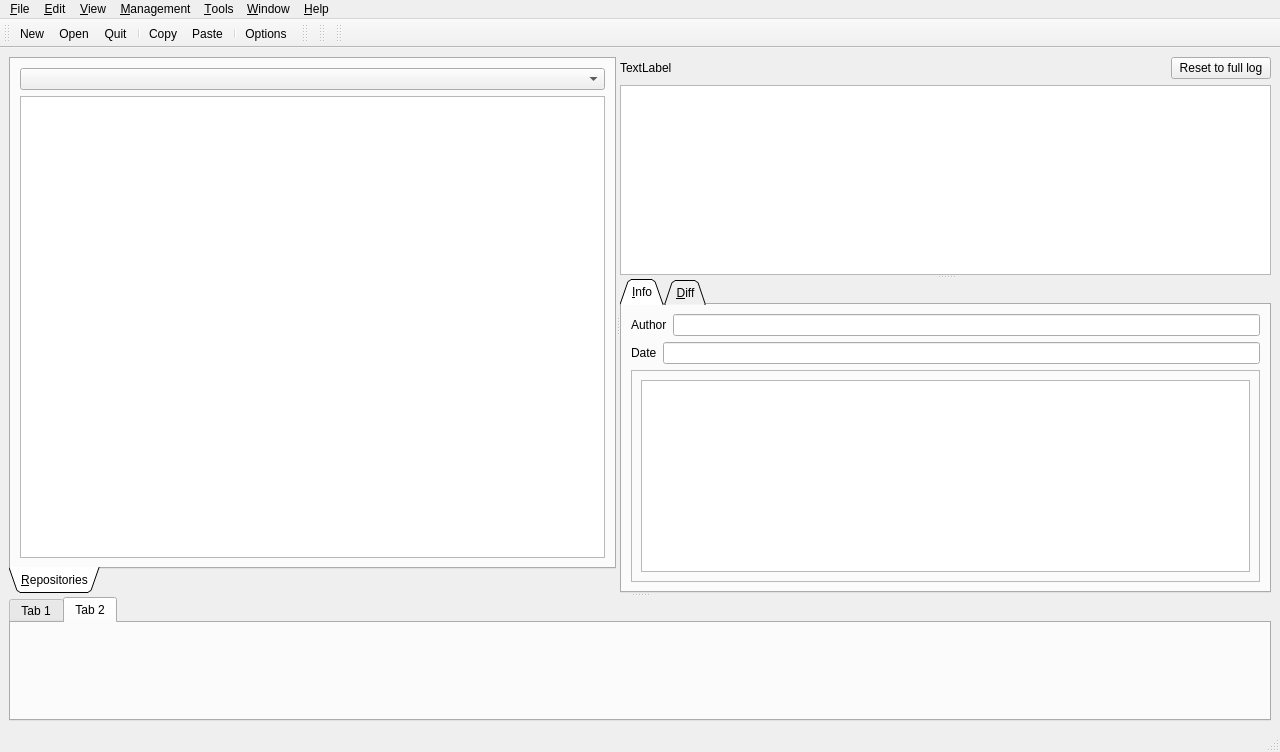
Old version of the form ui/mainwindow.ui in the repository bainonline/teamgit.
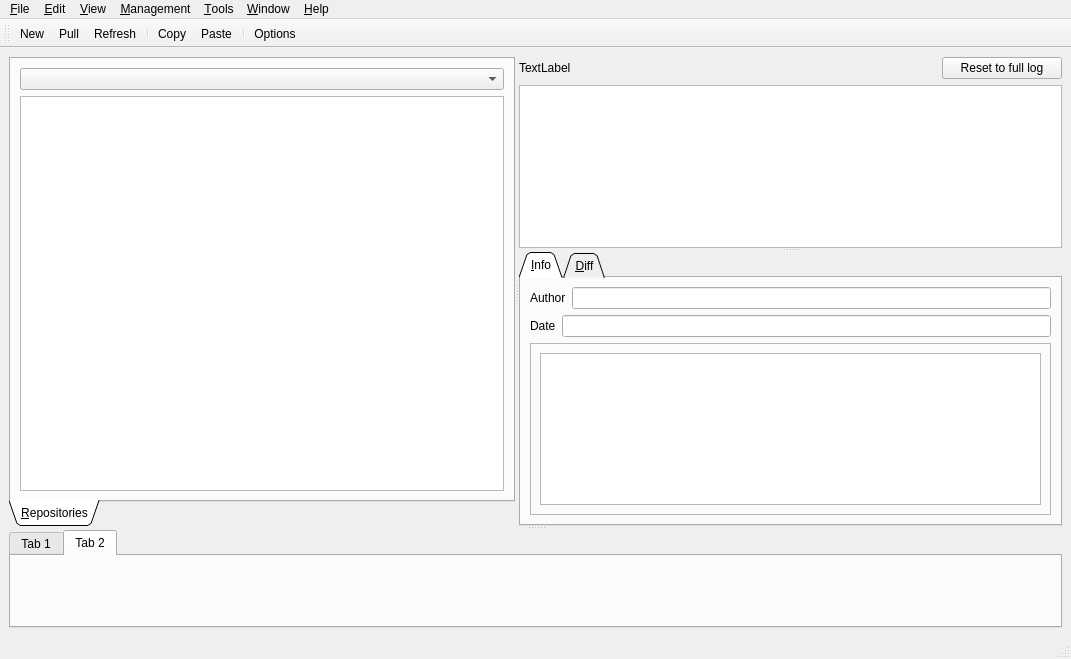
New version of the form.

```diff
--- a/ui/mainwindow.ui
+++ b/ui/mainwindow.ui
@@ -5,8 +5,8 @@
    <rect>
     <x>0</x>
     <y>0</y>
-    <width>1280</width>
-    <height>752</height>
+    <width>1071</width>
+    <height>659</height>
    </rect>
   </property>
   <property name="windowTitle" >
@@ -16,6 +16,14 @@
    <enum>Qt::LeftToRight</enum>
   </property>
   <widget class="QWidget" name="centralwidget" >
+   <property name="geometry" >
+    <rect>
+     <x>0</x>
+     <y>56</y>
+     <width>1071</width>
+     <height>581</height>
+    </rect>
+   </property>
    <layout class="QHBoxLayout" >
     <item>
      <widget class="QSplitter" name="horizontalSplitter2_2" >
@@ -49,6 +57,14 @@
          <number>0</number>
         </property>
         <widget class="QWidget" name="tab" >
+         <property name="geometry" >
+          <rect>
+           <x>0</x>
+           <y>0</y>
+           <width>498</width>
+           <height>429</height>
+          </rect>
+         </property>
          <attribute name="title" >
           <string>&amp;Repositories</string>
          </attribute>
@@ -79,6 +95,12 @@
             </item>
             <item>
              <widget class="QPushButton" name="ResetLogButton" >
+              <property name="minimumSize" >
+               <size>
+                <width>120</width>
+                <height>0</height>
+               </size>
+              </property>
               <property name="maximumSize" >
                <size>
                 <width>100</width>
@@ -140,6 +162,14 @@
            <number>0</number>
           </property>
           <widget class="QWidget" name="tab_3" >
+           <property name="geometry" >
+            <rect>
+             <x>0</x>
+             <y>0</y>
+             <width>541</width>
+             <height>241</height>
+            </rect>
+           </property>
            <attribute name="title" >
             <string>&amp;Info</string>
            </attribute>
@@ -158,7 +188,11 @@
                    </widget>
                   </item>
                   <item>
-                   <widget class="QLineEdit" name="commit_author" />
+                   <widget class="QLineEdit" name="commit_author" >
+                    <property name="readOnly" >
+                     <bool>true</bool>
+                    </property>
+                   </widget>
                   </item>
                  </layout>
                 </item>
@@ -172,7 +206,11 @@
                    </widget>
                   </item>
                   <item>
-                   <widget class="QLineEdit" name="commit_date" />
+                   <widget class="QLineEdit" name="commit_date" >
+                    <property name="readOnly" >
+                     <bool>true</bool>
+                    </property>
+                   </widget>
                   </item>
                  </layout>
                 </item>
@@ -188,7 +226,11 @@
                 </property>
                 <layout class="QHBoxLayout" >
                  <item>
-                  <widget class="QTextEdit" name="commit_log" />
+                  <widget class="QTextEdit" name="commit_log" >
+                   <property name="readOnly" >
+                    <bool>true</bool>
+                   </property>
+                  </widget>
                  </item>
                 </layout>
                </widget>
@@ -198,12 +240,24 @@
            </layout>
           </widget>
           <widget class="QWidget" name="tab_4" >
+           <property name="geometry" >
+            <rect>
+             <x>0</x>
+             <y>0</y>
+             <width>541</width>
+             <height>241</height>
+            </rect>
+           </property>
            <attribute name="title" >
             <string>&amp;Diff</string>
            </attribute>
            <layout class="QHBoxLayout" >
             <item>
-             <widget class="QTextEdit" name="commit_diff" />
+             <widget class="QTextEdit" name="commit_diff" >
+              <property name="readOnly" >
+               <bool>true</bool>
+              </property>
+             </widget>
             </item>
            </layout>
           </widget>
@@ -231,6 +285,14 @@
         <number>1</number>
        </property>
        <widget class="QWidget" name="tab_5" >
+        <property name="geometry" >
+         <rect>
+          <x>0</x>
+          <y>0</y>
+          <width>1049</width>
+          <height>80</height>
+         </rect>
+        </property>
         <attribute name="title" >
          <string>Tab 1</string>
         </attribute>
@@ -248,6 +310,14 @@
         </layout>
        </widget>
        <widget class="QWidget" name="tab_6" >
+        <property name="geometry" >
+         <rect>
+          <x>0</x>
+          <y>0</y>
+          <width>1049</width>
+          <height>80</height>
+         </rect>
+        </property>
         <attribute name="title" >
          <string>Tab 2</string>
         </attribute>
@@ -262,17 +332,15 @@
     <rect>
      <x>0</x>
      <y>0</y>
-     <width>1280</width>
-     <height>30</height>
+     <width>1071</width>
+     <height>25</height>
     </rect>
    </property>
    <widget class="QMenu" name="menuFile" >
     <property name="title" >
      <string>&amp;File</string>
     </property>
-    <addaction name="action_New" />
-    <addaction name="action_Open" />
-    <addaction name="action_Quit" />
+    <addaction name="action_Refresh" />
    </widget>
    <widget class="QMenu" name="menu_Edit" >
     <property name="title" >
@@ -300,6 +368,8 @@
     <property name="title" >
      <string>&amp;Tools</string>
     </property>
+    <addaction name="action_New" />
+    <addaction name="action_Pull" />
    </widget>
    <widget class="QMenu" name="menu_Window" >
     <property name="title" >
@@ -319,8 +389,25 @@
    <addaction name="menu_Window" />
    <addaction name="menu_Help" />
   </widget>
-  <widget class="QStatusBar" name="statusbar" />
+  <widget class="QStatusBar" name="statusbar" >
+   <property name="geometry" >
+    <rect>
+     <x>0</x>
+     <y>637</y>
+     <width>1071</width>
+     <height>22</height>
+    </rect>
+   </property>
+  </widget>
   <widget class="QToolBar" name="toolBar" >
+   <property name="geometry" >
+    <rect>
+     <x>0</x>
+     <y>25</y>
+     <width>1071</width>
+     <height>31</height>
+    </rect>
+   </property>
    <property name="windowTitle" >
     <string>toolBar</string>
    </property>
@@ -331,60 +418,27 @@
     <bool>false</bool>
    </attribute>
    <addaction name="action_New" />
-   <addaction name="action_Open" />
-   <addaction name="action_Quit" />
+   <addaction name="action_Pull" />
+   <addaction name="action_Refresh" />
    <addaction name="separator" />
    <addaction name="action_Copy" />
    <addaction name="action_Paste" />
    <addaction name="separator" />
    <addaction name="action_Options" />
   </widget>
-  <widget class="QToolBar" name="toolBar_2" >
-   <property name="windowTitle" >
-    <string>toolBar_2</string>
-   </property>
-   <attribute name="toolBarArea" >
-    <enum>TopToolBarArea</enum>
-   </attribute>
-   <attribute name="toolBarBreak" >
-    <bool>false</bool>
-   </attribute>
-  </widget>
-  <widget class="QToolBar" name="toolBar_3" >
-   <property name="windowTitle" >
-    <string>toolBar_3</string>
-   </property>
-   <attribute name="toolBarArea" >
-    <enum>TopToolBarArea</enum>
-   </attribute>
-   <attribute name="toolBarBreak" >
-    <bool>false</bool>
-   </attribute>
-  </widget>
-  <widget class="QToolBar" name="toolBar_4" >
-   <property name="windowTitle" >
-    <string>toolBar_4</string>
-   </property>
-   <attribute name="toolBarArea" >
-    <enum>TopToolBarArea</enum>
-   </attribute>
-   <attribute name="toolBarBreak" >
-    <bool>false</bool>
-   </attribute>
-  </widget>
   <action name="action_New" >
    <property name="text" >
     <string>&amp;New</string>
    </property>
   </action>
-  <action name="action_Open" >
+  <action name="action_Pull" >
    <property name="text" >
-    <string>&amp;Open</string>
+    <string>&amp;Pull</string>
    </property>
   </action>
-  <action name="action_Quit" >
+  <action name="action_Refresh" >
    <property name="text" >
-    <string>&amp;Quit</string>
+    <string>&amp;Refresh</string>
    </property>
   </action>
   <action name="action_Options" >
```
